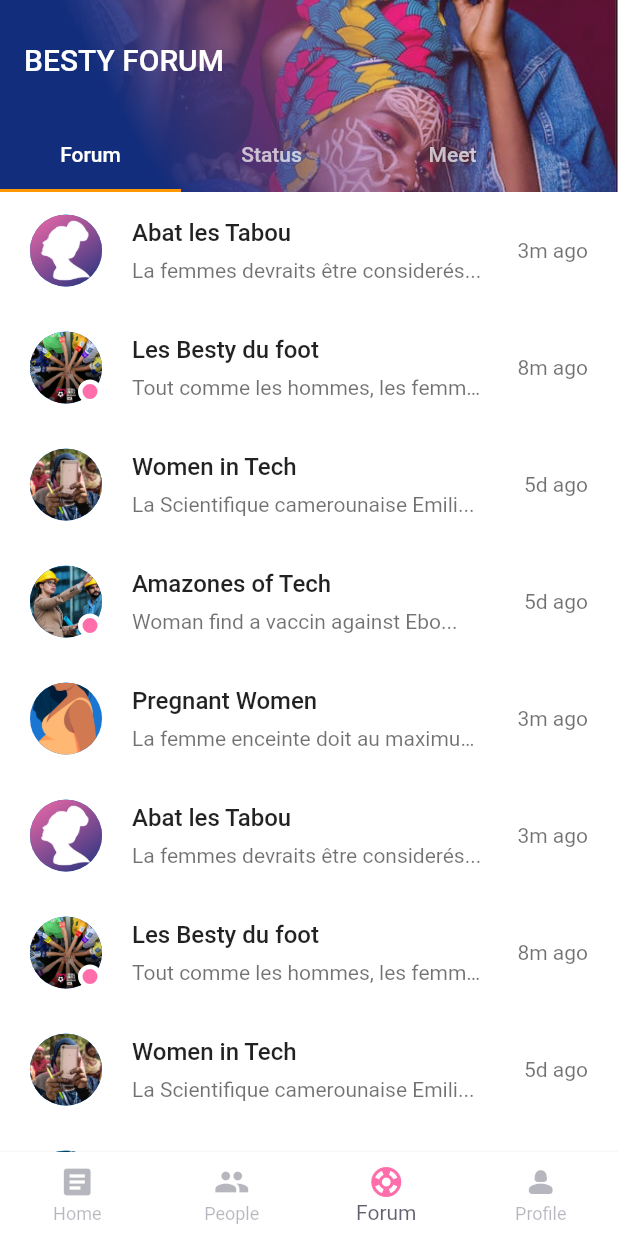
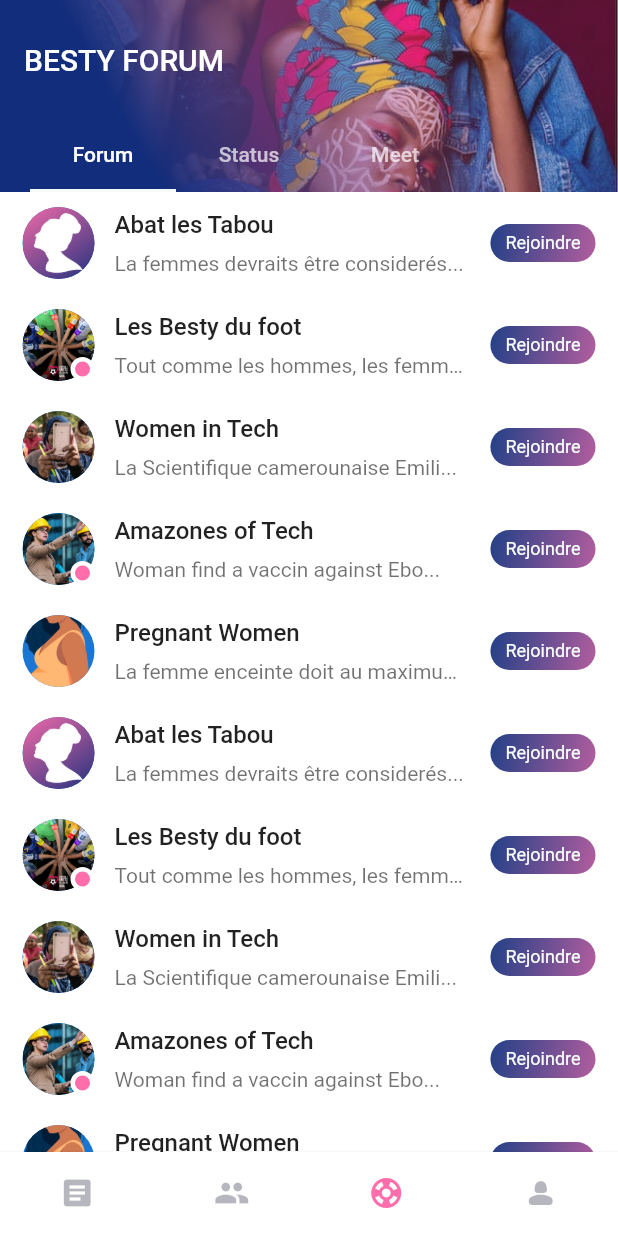
Before and after one commit to BESTY-TEAM/besty, a Flutter app: the screen it shows after launch, item 3 of the bottom bar chosen, on a phone screen of 412 x 824 dp. Run offline on Flutter 3.47's test engine with Material 2 defaults, Android fonts, the phone set to English and light mode, and no system bars; our stand-ins replace syncfusion_flutter_calendar, table_calendar.

Commit message:
Forum section

```diff
--- a/lib/constants.dart
+++ b/lib/constants/constants.dart
@@ -4,7 +4,7 @@ import 'package:flutter/material.dart';
 const kPrimaryColor = Color(0xFFFF6EAB);
 // 122D7B, FF6EAB
 const kEmailPrimaryColor = Color(0xFF366CF6);
-const kSecondaryColor = Color(0xFFFE9901);
+const kSecondaryColor = Color(0xFF122D7B);
 const kContentColorLightTheme = Color(0xFF1D1D35);
 const kContentColorDarkTheme = Color(0xFFF5FCF9);
 const kWarninngColor = Color(0xFFF3BB1C);
--- /dev/null
+++ b/lib/models/status.dart
@@ -0,0 +1,110 @@
+import 'package:besty/constants/assets.dart';
+
+class Status {
+  final String title;
+  final String message;
+  final String image;
+  final String time;
+  final bool isActive;
+  final int numBesty;
+
+  Status({
+    required this.title,
+    required this.message,
+    required this.image,
+    this.time = '',
+    this.numBesty = 0,
+    this.isActive = false,
+  });
+
+}
+
+List StatusData = [
+  Status(
+    title: "UNICEF",
+    message: "La Scientifique camerounaise Emili...",
+    image: Assets.women_tech,
+    time: "5d ago",
+    isActive: false,
+  ),
+  Status(
+    title: "FIFA",
+    message: "Tout comme les hommes, les femmes...",
+    image: Assets.women_football,
+    time: "8m ago",
+    isActive: true,
+  ),
+  Status(
+    title: "Google",
+    message: "Woman find a vaccin against Ebo...",
+    image: Assets.women_labo,
+    time: "5d ago",
+    isActive: true,
+  ),
+
+  Status(
+    title: "UN Women",
+    message: "La femme enceinte doit au maximum evi...",
+    image: Assets.pregnant_women,
+    time: "3m ago",
+    isActive: false,
+  ),
+  Status(
+    title: "FIFA",
+    message: "Tout comme les hommes, les femmes...",
+    image: Assets.women_football,
+    time: "8m ago",
+    isActive: true,
+  ),
+  Status(
+    title: "UIT",
+    message: "La Scientifique camerounaise Emili...",
+    image: Assets.women_tech,
+    time: "5d ago",
+    isActive: false,
+  ),
+  Status(
+    title: "MINPOSTEL",
+    message: "Woman find a vaccin against Ebo...",
+    image: Assets.women_labo,
+    time: "5d ago",
+    isActive: true,
+  ),
+  Status(
+    title: "UN Women",
+    message: "La femme enceinte doit au maximum evi...",
+    image: Assets.pregnant_women,
+    time: "3m ago",
+    isActive: false,
+  ),
+  Status(
+    title: "FECAFOOT",
+    message: "Tout comme les hommes, les femmes...",
+    image: Assets.women_football,
+    time: "8m ago",
+    isActive: true,
+  ),
+  Status(
+    title: "HUAWEI",
+    message: "La Scientifique camerounaise Emili...",
+    image: Assets.women_tech,
+    time: "5d ago",
+    isActive: false,
+
+  ),
+  Status(
+    title: "BESTY",
+    message: "Woman find a vaccin against Ebo...",
+    image: Assets.women_labo,
+    time: "5d ago",
+    isActive: true,
+  ),
+
+  Status(
+    title: "HWO",
+    message: "La femme enceinte doit au maximum evi...",
+    image: Assets.pregnant_women,
+    time: "3m ago",
+    isActive: false,
+  ),
+];
--- a/lib/screens/forum/components/body.dart
+++ b/lib/screens/forum/components/chat_forum.dart
@@ -1,11 +1,11 @@
-import 'package:besty/constants.dart';
+import 'package:besty/constants/constants.dart';
 import 'package:besty/models/Forum_group.dart';
 import 'package:besty/screens/forum/components/forum_card.dart';
 import 'package:flutter/material.dart';
 
 
-class Body extends StatelessWidget {
-  const Body({Key? key}) : super(key: key);
+class ChatForumScreen extends StatelessWidget {
+  const ChatForumScreen({Key? key}) : super(key: key);
 
   @override
   Widget build(BuildContext context) {
@@ -17,6 +17,9 @@ class Body extends StatelessWidget {
         ),
         Expanded(
           child: ListView.builder(
+            reverse: false,
+            primary: false,
+            //shrinkWrap: true,
             itemCount: chatsData.length,
             itemBuilder: (context, index) => ForumCard(
               chat: chatsData[index], press: () {  },
--- a/lib/screens/forum/components/forum_card.dart
+++ b/lib/screens/forum/components/forum_card.dart
@@ -1,7 +1,7 @@
 import 'package:besty/models/Forum_group.dart';
 import 'package:flutter/material.dart';
 
-import '../../../constants.dart';
+import '../../../constants/constants.dart';
 
 class ForumCard extends StatelessWidget {
   const ForumCard({
@@ -19,7 +19,7 @@ class ForumCard extends StatelessWidget {
       //onTap: press,
       child: Padding(
         padding: const EdgeInsets.symmetric(
-            horizontal: kDefaultPadding, vertical: kDefaultPadding * 0.75),
+            horizontal: kDefaultPadding * 0.75, vertical: kDefaultPadding * 0.5),
         child: Row(
           children: [
             Stack(
@@ -49,7 +49,7 @@ class ForumCard extends StatelessWidget {
             Expanded(
               child: Padding(
                 padding:
-                    const EdgeInsets.symmetric(horizontal: kDefaultPadding),
+                    const EdgeInsets.symmetric(horizontal: kDefaultPadding / 1.5),
                 child: Column(
                   crossAxisAlignment: CrossAxisAlignment.start,
                   children: [
@@ -71,10 +71,31 @@ class ForumCard extends StatelessWidget {
                 ),
               ),
             ),
+            Container(
+              padding: const EdgeInsets.symmetric(horizontal: kDefaultPadding / 2 , vertical: kDefaultPadding / 3.5),
+              decoration: BoxDecoration(
+                borderRadius: BorderRadius.circular(kDefaultPadding),
+                gradient: LinearGradient(
+              begin: const Alignment(-0.9, -0.87),
+              end:  const Alignment(2, 0.87),
+              colors: [
+                kSecondaryColor.withOpacity(0.9), kPrimaryColor],
+            ),
+              ),
+              child: const Text(
+                "Rejoindre",
+                style: TextStyle(
+                  color: kContentColorDarkTheme,
+                  fontSize: 12,
+                ),
+              ),
+            )
+            /*
             Opacity(
               opacity: 0.64,
               child: Text(chat.time),
             ),
+            */
           ],
         ),
       ),
--- a/lib/screens/forum/forum.dart
+++ b/lib/screens/forum/forum.dart
@@ -1,16 +1,36 @@
+import 'package:besty/constants/constants.dart';
 import 'package:besty/constants/assets.dart';
-import 'package:besty/screens/forum/components/body.dart';
+import 'package:besty/screens/forum/components/chat_forum.dart';
+import 'package:besty/screens/forum/components/status.dart';
+import 'package:flutter/gestures.dart';
 import 'package:flutter/material.dart';
+
+import 'components/meet.dart';
 
 
 class ForumScreen extends StatefulWidget {
   const ForumScreen({Key? key}) : super(key: key);
 
   @override
-  _ChatsScreenState createState() => _ChatsScreenState();
+  State<ForumScreen> createState() => _ChatsScreenState();
 }
 
-class _ChatsScreenState extends State<ForumScreen> {
+class _ChatsScreenState extends State<ForumScreen> with TickerProviderStateMixin {
+  late TabController tabController;//= TabController(length: 3, vsync: this, initialIndex: 0);
+  int selectedValue = 0;
+  int currentIndex = 0;
+
+   @override
+  void initState() {
+    super.initState();
+    tabController = TabController(length: 3, initialIndex: 0, vsync: this);
+  }
+
+  @override
+  void dispose() {
+    super.dispose();
+    tabController.dispose();
+  }
 
   @override
   Widget build(BuildContext context) {
@@ -18,7 +38,19 @@ class _ChatsScreenState extends State<ForumScreen> {
       length: 3,
       child: Scaffold(
         appBar: buildAppBar(),
-        body: const Body(),
+        body: SizedBox(
+            //height: MediaQuery.of(context).size.height,
+            child: TabBarView(
+              physics: const NeverScrollableScrollPhysics(),
+              controller: tabController,
+              dragStartBehavior: DragStartBehavior.start,
+              children: const [
+                ChatForumScreen(),
+                ActusScreen(),
+                MeetScreen(),
+              ],
+            ),
+          )
       ),
     );
   }
@@ -48,10 +80,10 @@ class _ChatsScreenState extends State<ForumScreen> {
             height: 163,
             decoration: const BoxDecoration(
               gradient: LinearGradient(
-              begin: Alignment(-0.49, 0.87),
-              end: Alignment(0.49, -0.87),
+              begin:  Alignment(-0.49, 0.87),
+              end:  Alignment(0.49, -0.87),
               colors: [
-                Color(0xFF122D7B), Color(0x26FF6EAB)],
+                kSecondaryColor, Color(0x26FF6EAB)],
             ),
             ),
           ),
@@ -63,13 +95,26 @@ class _ChatsScreenState extends State<ForumScreen> {
         "BESTY FORUM",
         style: TextStyle(),
       ),
-      bottom: const TabBar(
-        padding: EdgeInsets.only(right: 50),
-        tabs: [
-          Tab(text: 'Forum',),
+      bottom:  TabBar(
+        //isScrollable: true,
+        indicatorColor: kContentColorDarkTheme,
+        indicatorSize: TabBarIndicatorSize.tab,
+        padding: const EdgeInsets.only(left: kDefaultPadding, right: kDefaultPadding * 5),
+        onTap: (value) {
+              setState(() {
+                selectedValue = value;
+              });
+              tabController.animateTo(value);
+            },
+        tabs: const [
+          Tab(
+            text: 'Forum',
+            //height: 80,
+          ),
           Tab(text: 'Status',),
           Tab(text: 'Meet',),
       ]),
+
     );
   }
 }
--- a/lib/screens/home.dart
+++ b/lib/screens/home.dart
@@ -1,7 +1,7 @@
-import 'package:besty/constants.dart';
-import 'package:besty/screens/flow_track/flow_track.dart';
+import 'package:besty/constants/constants.dart';
 import 'package:besty/screens/forum/forum.dart';
 import 'package:besty/screens/pregnancy_track/pregant.dart';
+import 'package:besty/screens/profile/profile.dart';
 import 'package:flutter/material.dart';
 
 
@@ -10,22 +10,22 @@ class HomeScreen extends StatefulWidget {
   const HomeScreen({Key? key}) : super(key: key);
 
   @override
-  _ChatsScreenState createState() => _ChatsScreenState();
+  State<HomeScreen> createState() => _ChatsScreenState();
 }
 
 class _ChatsScreenState extends State<HomeScreen> {
-  int CurrentIndex = 0;
+  int currentIndex = 0;
 
   List pages = [
-      const FlowTrackScreen(),
+      const PregnantScreen(),
       const PregnantScreen(),
       const ForumScreen(),
-      const PregnantScreen(),
+      const ProfileScreen()
     ];
 
     void onTape(int index){
       setState(() {
-        CurrentIndex = index;
+        currentIndex = index;
       });
     }
 
@@ -33,17 +33,19 @@ class _ChatsScreenState extends State<HomeScreen> {
     Widget build(BuildContext context) {
       return Scaffold(
         bottomNavigationBar: buildBottomNavigationBar(),
-        body: pages[CurrentIndex],
+        body: pages[currentIndex],
       );
     }
     BottomNavigationBar buildBottomNavigationBar() {
       return BottomNavigationBar(
         elevation: 2,
         type: BottomNavigationBarType.fixed,
-        currentIndex: CurrentIndex,
+        currentIndex: currentIndex,
+        showSelectedLabels: false,
+        showUnselectedLabels: false,
         onTap: (value) {
           setState(() {
-            CurrentIndex = value;
+            currentIndex = value;
           });
         },
         items: const [
--- a/lib/theme.dart
+++ b/lib/theme.dart
@@ -1,4 +1,4 @@
-import 'package:besty/constants.dart';
+import 'package:besty/constants/constants.dart';
 import 'package:flutter/material.dart';
 
 
```
Also changed, not shown: lib/models/news.dart (added, +86 -0 lines), lib/screens/forum/components/meet.dart (added, +22 -0 lines), lib/screens/forum/components/news_card.dart (added, +100 -0 lines), lib/screens/forum/components/status.dart (added, +74 -0 lines), lib/screens/forum/components/status_card.dart (added, +97 -0 lines), lib/screens/pregnancy_track/pregant.dart (+13 -10 lines), lib/screens/profile/profile.dart (added, +22 -0 lines), 1 other file.
